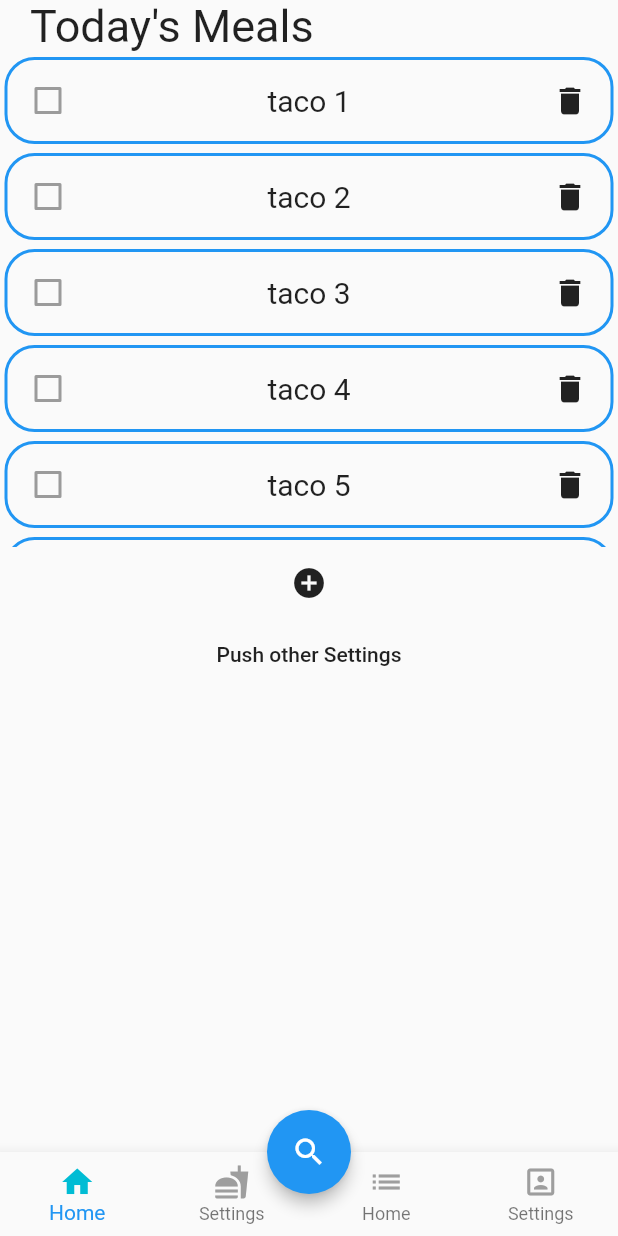
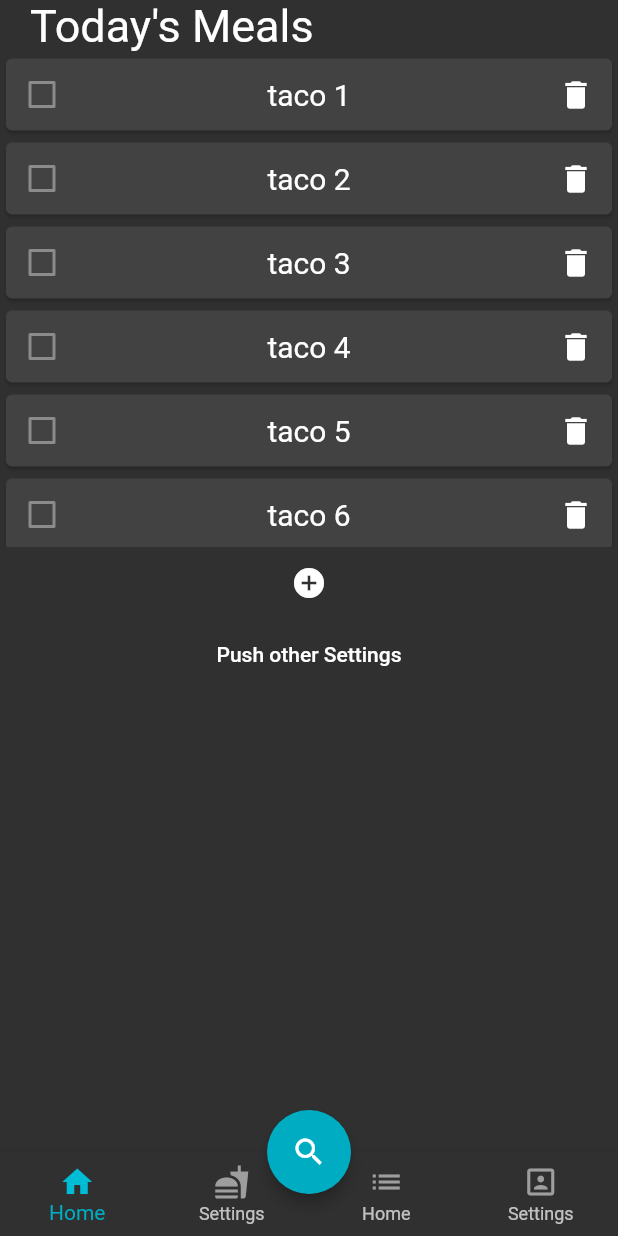
Before and after one commit to kzhang23187/menu, a Flutter app: the screen it shows after launch, on a phone screen of 412 x 824 dp. Run offline on Flutter 3.47's test engine with Material 2 defaults, Android fonts, the phone set to English and light mode, and no system bars; Roboto replaces fonts that are missing (Hind, Times New Roman).

Commit message:
Andrew is on board

```diff
--- a/lib/main.dart
+++ b/lib/main.dart
@@ -12,8 +12,21 @@ class MyApp extends StatelessWidget {
     return MaterialApp(
       title: 'Flutter Demo',
       theme: ThemeData(
-        primarySwatch: Colors.blue,
-        visualDensity: VisualDensity.adaptivePlatformDensity,
+        // Define the default brightness and colors.
+        brightness: Brightness.dark,
+        primaryColor: Colors.lightBlue[800],
+        accentColor: Colors.cyan[600],
+
+        // Define the default font family.
+        fontFamily: 'Times New Roman',
+
+        // Define the default TextTheme. Use this to specify the default
+        // text styling for headlines, titles, bodies of text, and more.
+        textTheme: TextTheme(
+          headline1: TextStyle(fontSize: 72.0, fontWeight: FontWeight.bold),
+          headline6: TextStyle(fontSize: 36.0, fontStyle: FontStyle.italic),
+          bodyText2: TextStyle(fontSize: 14.0, fontFamily: 'Hind'),
+        ),
       ),
       home: App(),
     );
--- a/lib/pages/homePage.dart
+++ b/lib/pages/homePage.dart
@@ -59,21 +59,22 @@ class _HomePageState extends State<HomePage> {
               ),
             ),
             Container(
+              // color: Colors.grey[200],
               height: 2 * MediaQuery.of(context).size.height / 5,
               child: ListView.builder(
-                controller: _controller,
-                itemCount: dummy.length,
-                itemBuilder: (context, index) {
-                  return Container(
-                      margin: const EdgeInsets.all(3.0),
-                      padding: const EdgeInsets.all(3.0),
-                      decoration: BoxDecoration(
-                          borderRadius: BorderRadius.circular(20),
-                          border: Border.all(color: Colors.blue, width: 2)),
-                      child: RecipeListItem(dummy[index], removeRecipe));
-                },
-                // separatorBuilder: (context, index) => Divider(),
-              ),
+                  controller: _controller,
+                  itemCount: dummy.length,
+                  itemBuilder: (context, index) {
+                    return RecipeListItem(dummy[index], removeRecipe);
+                  }
+                  //   return Container(
+                  //       // decoration: BoxDecoration(
+                  //       //     borderRadius: BorderRadius.circular(20),
+                  //       //     border: Border.all(color: Colors.blue, width: 2)),
+                  //       child: RecipeListItem(dummy[index], removeRecipe));
+                  // },
+                  // separatorBuilder: (context, index) => Divider(),
+                  ),
               // child: ListView(
               //   children: <Widget>[
               //     RecipeListItem(),
--- a/lib/widgets/recipeListWidget.dart
+++ b/lib/widgets/recipeListWidget.dart
@@ -7,7 +7,8 @@ class RecipeListItem extends StatelessWidget {
 
   @override
   Widget build(BuildContext context) {
-    return Row(
+    return Card(
+      child: Row(
         mainAxisAlignment: MainAxisAlignment.spaceBetween,
         children: <Widget>[
           Checkbox(value: false, onChanged: null),
@@ -24,6 +25,25 @@ class RecipeListItem extends StatelessWidget {
                 removeRecipe(recipeName);
               }),
         ],
+      ),
     );
+    // return Row(
+    //   mainAxisAlignment: MainAxisAlignment.spaceBetween,
+    //   children: <Widget>[
+    //     Checkbox(value: false, onChanged: null),
+    //     Flexible(
+    //       child: Text(
+    //         this.recipeName,
+    //         textAlign: TextAlign.center,
+    //         style: TextStyle(fontSize: 20),
+    //       ),
+    //     ),
+    //     IconButton(
+    //         icon: Icon(Icons.delete),
+    //         onPressed: () {
+    //           removeRecipe(recipeName);
+    //         }),
+    //   ],
+    // );
   }
 }
```
Lines whose indentation alone changed are shown as unchanged.
